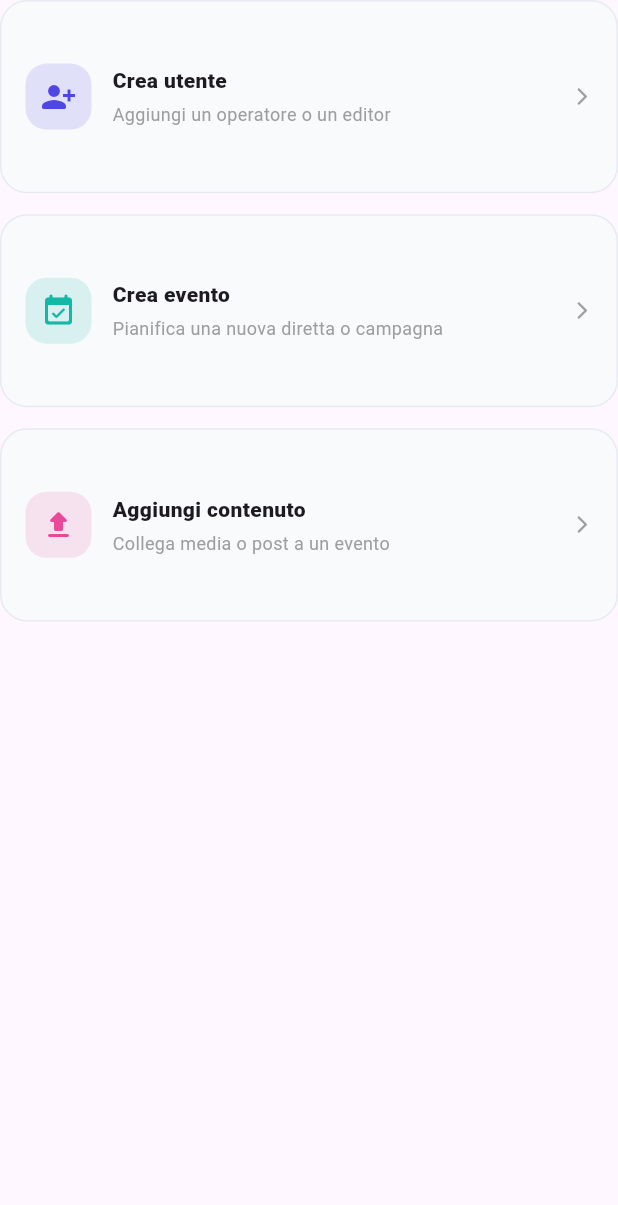
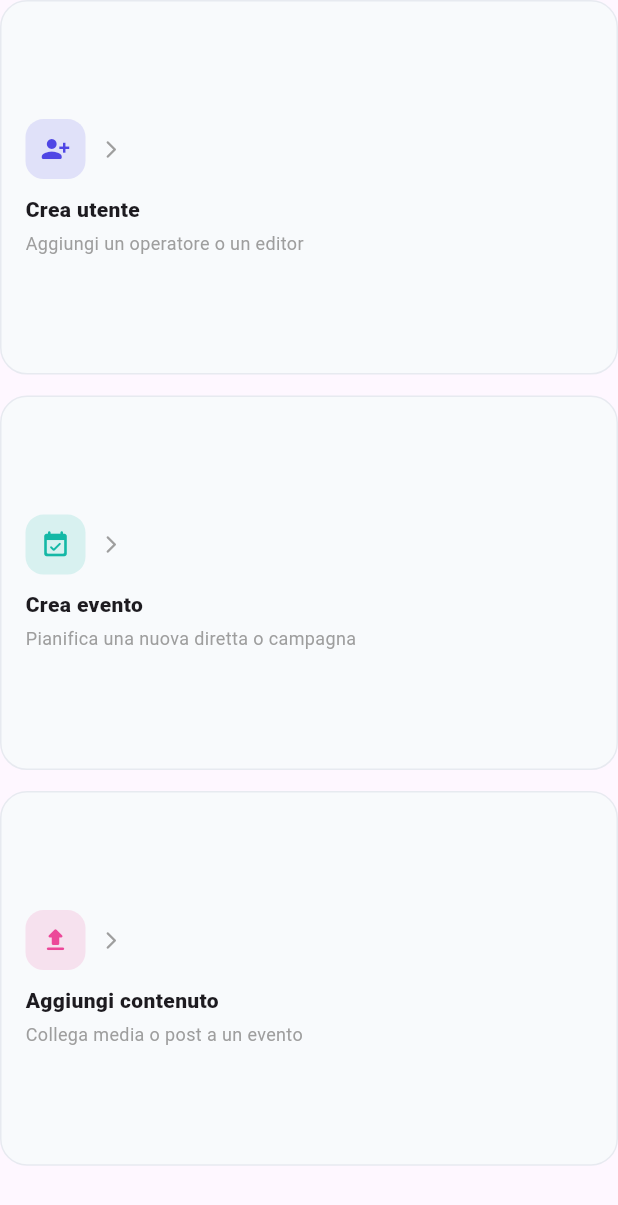
Before and after one commit to VinSalvReply/MediaHub, a Flutter app: the _QuickActionsGrid widget shown alone on an empty page, opened directly, on a phone screen of 412 x 824 dp. Shown: the top 1205 px of the screen. Run offline on Flutter 3.47's test engine with Material 3 defaults, Android fonts, the light colour scheme and no system bars; our stand-ins replace file_picker, go_router; network calls fail.

Commit message:
fix: ui dashboard responsiveness

```diff
--- a/lib/features/dashboard/pages/dashboard_page.dart
+++ b/lib/features/dashboard/pages/dashboard_page.dart
@@ -229,7 +229,10 @@ class _TopBar extends StatelessWidget {
             children: [
               Text(
                 title,
-                style: const TextStyle(fontSize: 30, fontWeight: FontWeight.w800),
+                style: const TextStyle(
+                  fontSize: 30,
+                  fontWeight: FontWeight.w800,
+                ),
               ),
               const SizedBox(height: 6),
               Text(
@@ -894,6 +897,7 @@ class _TrendPanelState extends State<_TrendPanel> {
   @override
   Widget build(BuildContext context) {
     if (widget.trend.isEmpty) return const SizedBox.shrink();
+    final isPhone = MediaQuery.sizeOf(context).width < 700;
 
     final maxValue = widget.trend
         .map((e) => math.max(e.activeUsers, e.contentCreated))
@@ -943,24 +947,41 @@ class _TrendPanelState extends State<_TrendPanel> {
                           final index = entry.key;
                           final point = entry.value;
 
-                          return Padding(
-                            padding: EdgeInsets.only(
-                              right: index == count - 1 ? 0 : spacing,
-                            ),
-                            child: MouseRegion(
-                              onEnter: (_) =>
-                                  setState(() => hoveredIndex = index),
-                              onExit: (_) =>
-                                  setState(() => hoveredIndex = null),
-                              child: SizedBox(
+                          final group = SizedBox(
                             key: _groupKeyForIndex(index),
                             width: groupWidth,
                             child: _TrendGroup(
                               point: point,
                               maxValue: maxValue,
                               hovered: hoveredIndex == index,
-                                  onHoverChanged: (_) {},
-                                ),
+                            ),
+                          );
+
+                          return Padding(
+                            padding: EdgeInsets.only(
+                              right: index == count - 1 ? 0 : spacing,
+                            ),
+                            child: GestureDetector(
+                              behavior: HitTestBehavior.opaque,
+                              onTap: isPhone
+                                  ? () {
+                                      setState(() {
+                                        hoveredIndex = hoveredIndex == index
+                                            ? null
+                                            : index;
+                                      });
+                                    }
+                                  : null,
+                              child: MouseRegion(
+                                onEnter: isPhone
+                                    ? null
+                                    : (_) =>
+                                          setState(() => hoveredIndex = index),
+                                onExit: isPhone
+                                    ? null
+                                    : (_) =>
+                                          setState(() => hoveredIndex = null),
+                                child: group,
                               ),
                             ),
                           );
@@ -994,6 +1015,14 @@ class _TrendPanelState extends State<_TrendPanel> {
                     ),
                   ),
                 ),
+
+              if (isPhone && hoveredIndex != null)
+                Positioned.fill(
+                  child: GestureDetector(
+                    behavior: HitTestBehavior.translucent,
+                    onTap: () => setState(() => hoveredIndex = null),
+                  ),
+                ),
             ],
           ),
         ),
@@ -1006,13 +1035,11 @@ class _TrendGroup extends StatefulWidget {
   final DashboardTrendPoint point;
   final double maxValue;
   final bool hovered;
-  final ValueChanged<bool> onHoverChanged;
 
   const _TrendGroup({
     required this.point,
     required this.maxValue,
     required this.hovered,
-    required this.onHoverChanged,
   });
 
   @override
@@ -1028,11 +1055,7 @@ class _TrendGroupState extends State<_TrendGroup> {
     final activeHeight = 150 * (point.activeUsers / maxValue);
     final contentHeight = 150 * (point.contentCreated / maxValue);
 
-    return MouseRegion(
-      cursor: SystemMouseCursors.click,
-      onEnter: (_) => widget.onHoverChanged(true),
-      onExit: (_) => widget.onHoverChanged(false),
-      child: AnimatedScale(
+    return AnimatedScale(
       scale: widget.hovered ? 1.06 : 1.0,
       duration: const Duration(milliseconds: 180),
       curve: Curves.easeOutCubic,
@@ -1069,16 +1092,13 @@ class _TrendGroupState extends State<_TrendGroup> {
                 _dayLabel(point.date),
                 style: TextStyle(
                   fontSize: 12,
-                    color: widget.hovered
-                        ? const Color(0xFF111827)
-                        : Colors.grey,
+                  color: widget.hovered ? const Color(0xFF111827) : Colors.grey,
                   fontWeight: widget.hovered
                       ? FontWeight.w700
                       : FontWeight.w500,
                 ),
               ),
             ],
-            ),
           ),
         ),
       ),
@@ -1306,11 +1326,19 @@ class _QuickActionsGrid extends StatelessWidget {
 
     return LayoutBuilder(
       builder: (context, constraints) {
+        final width = constraints.maxWidth;
         final crossAxisCount = constraints.maxWidth >= 1000
             ? 3
             : constraints.maxWidth >= 700
             ? 2
             : 1;
+        final childAspectRatio = width >= 1000
+            ? 3.2
+            : width >= 700
+            ? 2.5
+            : width >= 420
+            ? 2.15
+            : 1.65;
 
         return GridView.builder(
           shrinkWrap: true,
@@ -1320,7 +1348,7 @@ class _QuickActionsGrid extends StatelessWidget {
             crossAxisCount: crossAxisCount,
             crossAxisSpacing: 14,
             mainAxisSpacing: 14,
-            childAspectRatio: 3.2,
+            childAspectRatio: childAspectRatio,
           ),
           itemBuilder: (context, index) {
             return _QuickActionCard(action: actions[index]);
@@ -1346,6 +1374,7 @@ class _QuickActionCardState extends State<_QuickActionCard> {
   @override
   Widget build(BuildContext context) {
     final action = widget.action;
+    final compact = MediaQuery.sizeOf(context).width < 430;
 
     return MouseRegion(
       cursor: SystemMouseCursors.click,
@@ -1384,7 +1413,51 @@ class _QuickActionCardState extends State<_QuickActionCard> {
               ],
             );
           },
-          child: Row(
+          child: compact
+              ? Column(
+                  crossAxisAlignment: CrossAxisAlignment.start,
+                  mainAxisAlignment: MainAxisAlignment.center,
+                  children: [
+                    Row(
+                      children: [
+                        Container(
+                          width: 40,
+                          height: 40,
+                          decoration: BoxDecoration(
+                            borderRadius: BorderRadius.circular(12),
+                            color: action.color.withValues(alpha: 0.14),
+                          ),
+                          child: Icon(
+                            action.icon,
+                            color: action.color,
+                            size: 20,
+                          ),
+                        ),
+                        const SizedBox(width: 10),
+                        const Icon(
+                          Icons.arrow_forward_ios_rounded,
+                          size: 14,
+                          color: Colors.grey,
+                        ),
+                      ],
+                    ),
+                    const SizedBox(height: 10),
+                    Text(
+                      action.title,
+                      maxLines: 1,
+                      overflow: TextOverflow.ellipsis,
+                      style: const TextStyle(fontWeight: FontWeight.w800),
+                    ),
+                    const SizedBox(height: 4),
+                    Text(
+                      action.subtitle,
+                      maxLines: 2,
+                      overflow: TextOverflow.ellipsis,
+                      style: const TextStyle(color: Colors.grey, fontSize: 12),
+                    ),
+                  ],
+                )
+              : Row(
                   children: [
                     Container(
                       width: 44,
@@ -1403,12 +1476,19 @@ class _QuickActionCardState extends State<_QuickActionCard> {
                         children: [
                           Text(
                             action.title,
+                            maxLines: 1,
+                            overflow: TextOverflow.ellipsis,
                             style: const TextStyle(fontWeight: FontWeight.w800),
                           ),
                           const SizedBox(height: 4),
                           Text(
                             action.subtitle,
-                      style: const TextStyle(color: Colors.grey, fontSize: 12),
+                            maxLines: 2,
+                            overflow: TextOverflow.ellipsis,
+                            style: const TextStyle(
+                              color: Colors.grey,
+                              fontSize: 12,
+                            ),
                           ),
                         ],
                       ),
```
Lines whose indentation alone changed are shown as unchanged.
